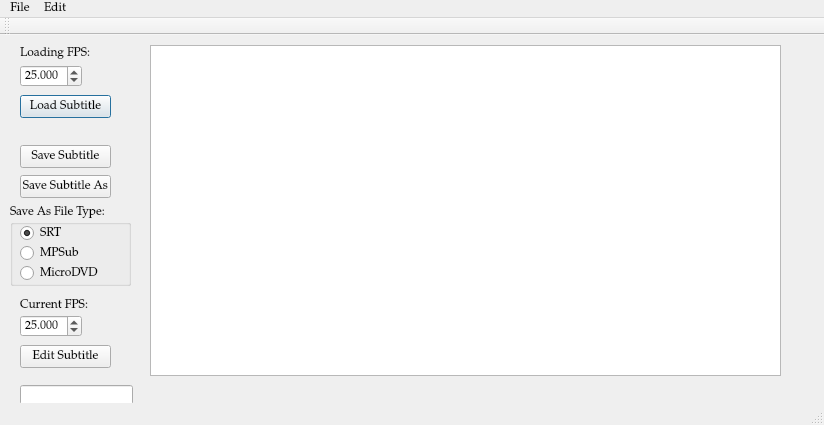
The window that mainwindow.ui (NikolaJov96/DivXConverter) describes before a commit, drawn with Qt 5.
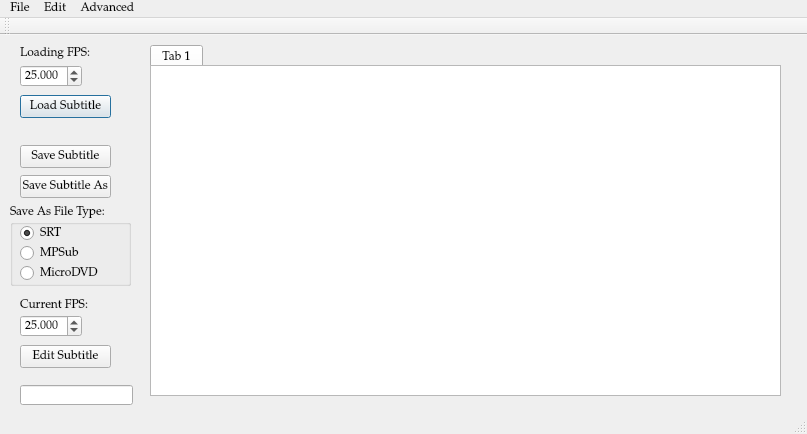
The same window after the commit.

```diff
--- a/mainwindow.ui
+++ b/mainwindow.ui
@@ -12,8 +12,8 @@
    <rect>
     <x>0</x>
     <y>0</y>
-    <width>824</width>
-    <height>425</height>
+    <width>807</width>
+    <height>434</height>
    </rect>
   </property>
   <property name="font">
@@ -57,25 +57,6 @@
      <bool>true</bool>
     </property>
    </widget>
-   <widget class="QTableView" name="tableView">
-    <property name="geometry">
-     <rect>
-      <x>150</x>
-      <y>10</y>
-      <width>631</width>
-      <height>331</height>
-     </rect>
-    </property>
-    <property name="editTriggers">
-     <set>QAbstractItemView::NoEditTriggers</set>
-    </property>
-    <property name="selectionMode">
-     <enum>QAbstractItemView::ContiguousSelection</enum>
-    </property>
-    <property name="selectionBehavior">
-     <enum>QAbstractItemView::SelectRows</enum>
-    </property>
-   </widget>
    <widget class="QPushButton" name="saveSubtitleButton">
     <property name="geometry">
      <rect>
@@ -237,13 +218,53 @@
      </rect>
     </property>
    </widget>
+   <widget class="QTabWidget" name="tabWidget">
+    <property name="geometry">
+     <rect>
+      <x>150</x>
+      <y>10</y>
+      <width>631</width>
+      <height>31</height>
+     </rect>
+    </property>
+    <property name="tabShape">
+     <enum>QTabWidget::Rounded</enum>
+    </property>
+    <property name="currentIndex">
+     <number>0</number>
+    </property>
+    <widget class="QWidget" name="tab">
+     <attribute name="title">
+      <string>Tab 1</string>
+     </attribute>
+    </widget>
+   </widget>
+   <widget class="QTableView" name="tableView">
+    <property name="geometry">
+     <rect>
+      <x>150</x>
+      <y>30</y>
+      <width>631</width>
+      <height>331</height>
+     </rect>
+    </property>
+    <property name="editTriggers">
+     <set>QAbstractItemView::NoEditTriggers</set>
+    </property>
+    <property name="selectionMode">
+     <enum>QAbstractItemView::ContiguousSelection</enum>
+    </property>
+    <property name="selectionBehavior">
+     <enum>QAbstractItemView::SelectRows</enum>
+    </property>
+   </widget>
   </widget>
   <widget class="QMenuBar" name="menuBar">
    <property name="geometry">
     <rect>
      <x>0</x>
      <y>0</y>
-     <width>824</width>
+     <width>807</width>
      <height>21</height>
     </rect>
    </property>
@@ -284,8 +305,25 @@
     <addaction name="actionEdit_Subtitle"/>
     <addaction name="actionDelete_Subtitle"/>
    </widget>
+   <widget class="QMenu" name="menuAdvanced">
+    <property name="title">
+     <string>Advanced</string>
+    </property>
+    <widget class="QMenu" name="menuTime_Shift">
+     <property name="title">
+      <string>Time Shift</string>
+     </property>
+     <addaction name="actionShift_Sellection"/>
+     <addaction name="actionShift_All"/>
+    </widget>
+    <addaction name="menuTime_Shift"/>
+    <addaction name="actionAuto_Concat"/>
+    <addaction name="actionAuto_Devide"/>
+    <addaction name="actionConcat_Files"/>
+   </widget>
    <addaction name="menuFile"/>
    <addaction name="menuEdit"/>
+   <addaction name="menuAdvanced"/>
   </widget>
   <widget class="QStatusBar" name="statusBar"/>
   <widget class="QToolBar" name="mainToolBar">
```
Left out of the diff: 25 changed lines with no effect on the pictures.
